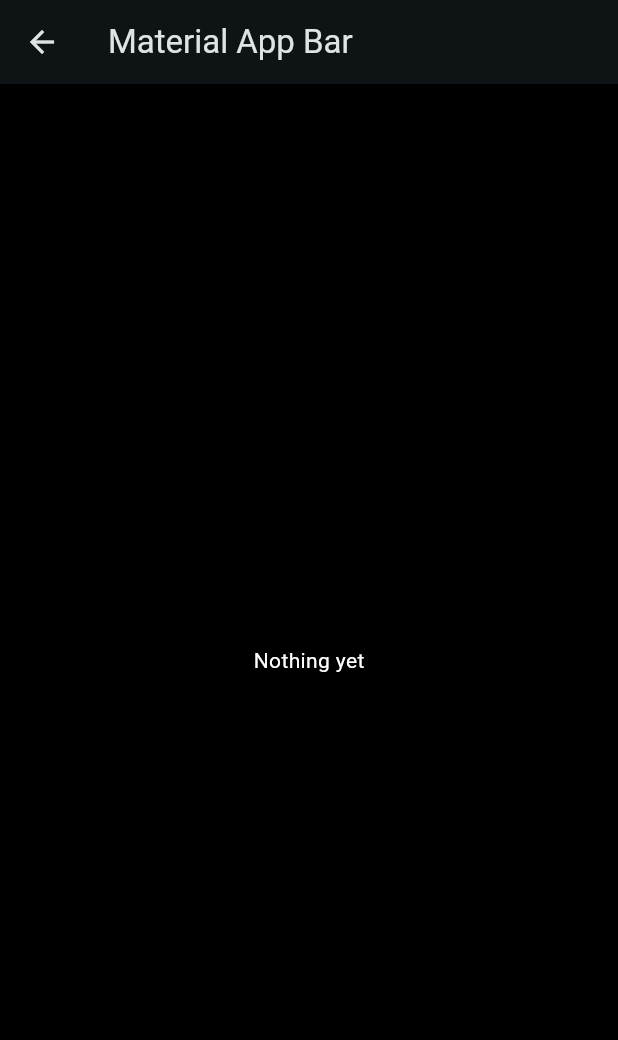
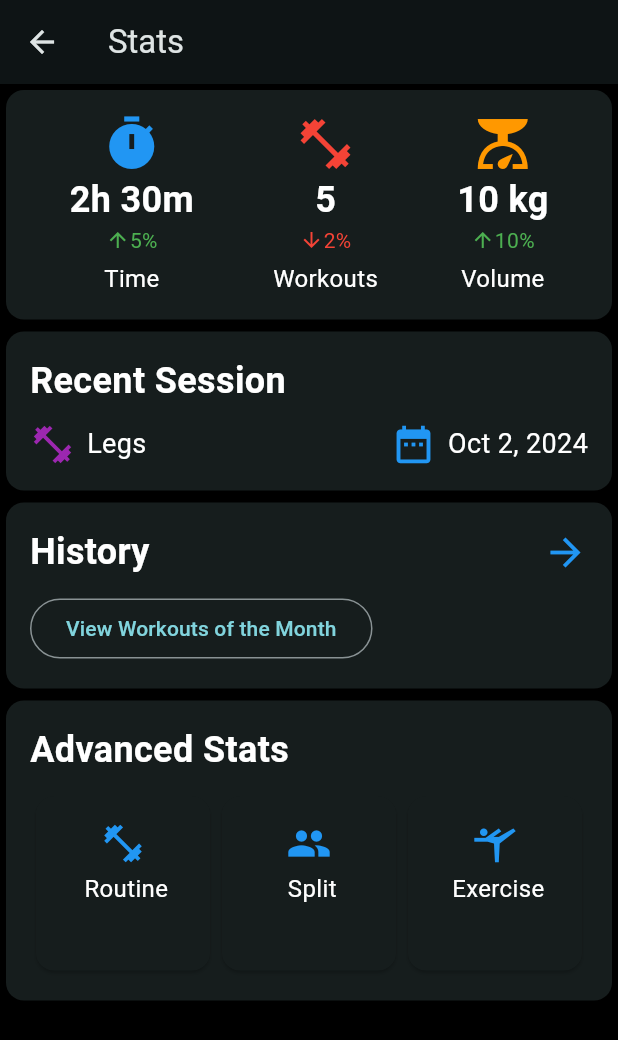
Before and after one commit to najafmohammed/muon-workout-tracker, a Flutter app: the Stats screen opened directly, on a phone screen of 412 x 824 dp. Shown: the top 1040 px of the screen. Run offline on Flutter 3.47's test engine with Material 3 defaults, Android fonts, the phone set to English and light mode, and no system bars; our stand-ins replace flutter_form_builder, flutter_riverpod, form_builder_validators, isar; accounts and stored records are empty; generated files the repository leaves out were written again; network calls fail; statements that could not run were skipped.

Commit message:
stats ui

```diff
--- a/lib/screens/stats.dart
+++ b/lib/screens/stats.dart
@@ -1,16 +1,28 @@
 import 'package:flutter/material.dart';
+import 'package:flutter_riverpod/flutter_riverpod.dart';
+import 'package:muon_workout_tracker/widgets/advanced_stats_card.dart';
+import 'package:muon_workout_tracker/widgets/history_card.dart';
+import 'package:muon_workout_tracker/widgets/recent_session_card.dart';
+import 'package:muon_workout_tracker/widgets/total_stats_card.dart';
 
-class Stats extends StatelessWidget {
+class Stats extends ConsumerWidget {
   const Stats({super.key});
 
   @override
-  Widget build(BuildContext context) {
+  Widget build(BuildContext context, WidgetRef ref) {
     return Scaffold(
       appBar: AppBar(
-        title: const Text('Material App Bar'),
+        title: const Text('Stats'),
       ),
-      body: const Center(
-        child: Text('Nothing yet'),
+      body: const SingleChildScrollView(
+        child: Column(
+          children: [
+            TotalStatsCard(),
+            RecentSessionCard(),
+            HistoryCard(),
+            AdvancedStatsCard()
+          ],
+        ),
       ),
     );
   }
--- /dev/null
+++ b/lib/widgets/advanced_stats_card.dart
@@ -0,0 +1,55 @@
+import 'package:flutter/material.dart';
+import 'package:flutter_riverpod/flutter_riverpod.dart';
+import 'package:muon_workout_tracker/shared/wrappers/card_wrapper.dart';
+import 'package:muon_workout_tracker/constants/styles.dart';
+
+class AdvancedStatsCard extends ConsumerWidget {
+  const AdvancedStatsCard({
+    super.key,
+  });
+
+  @override
+  Widget build(BuildContext context, WidgetRef ref) {
+    return CardWrapper(
+      children: [
+        const Row(
+          mainAxisAlignment: MainAxisAlignment.spaceBetween,
+          children: [
+            Text('Advanced Stats', style: AppTextStyle.large),
+          ],
+        ),
+        const SizedBox(height: 10),
+        GridView.count(
+          physics: const NeverScrollableScrollPhysics(),
+          shrinkWrap: true,
+          crossAxisCount: 3,
+          children: [
+            _buildGroupedStatCard(' Routine', Icons.fitness_center),
+            _buildGroupedStatCard(' Split', Icons.group),
+            _buildGroupedStatCard(' Exercise', Icons.sports_gymnastics),
+          ],
+        ),
+      ],
+    );
+  }
+
+  // Helper method to create grouped stat cards
+  Widget _buildGroupedStatCard(String title, IconData icon) {
+    return CardWrapper(
+      children: [
+        Center(
+          child: Column(
+            children: [
+              Icon(icon, size: 30, color: Colors.blue),
+              const SizedBox(height: 4),
+              Text(
+                title,
+                style: AppTextStyle.small,
+              ),
+            ],
+          ),
+        ),
+      ],
+    );
+  }
+}
--- /dev/null
+++ b/lib/widgets/history_card.dart
@@ -0,0 +1,32 @@
+import 'package:flutter/material.dart';
+import 'package:flutter_riverpod/flutter_riverpod.dart';
+import 'package:muon_workout_tracker/shared/wrappers/card_wrapper.dart';
+import 'package:muon_workout_tracker/constants/styles.dart';
+
+class HistoryCard extends ConsumerWidget {
+  const HistoryCard({
+    super.key,
+  });
+
+  @override
+  Widget build(BuildContext context, WidgetRef ref) {
+    return CardWrapper(
+      children: [
+        const Row(
+          mainAxisAlignment: MainAxisAlignment.spaceBetween,
+          children: [
+            Text('History', style: AppTextStyle.large),
+            Icon(Icons.arrow_forward, size: 30, color: Colors.blue),
+          ],
+        ),
+        const SizedBox(height: 10),
+        OutlinedButton(
+          onPressed: () {
+            // Navigate to monthly streak detailed screen
+          },
+          child: const Text('View Workouts of the Month'),
+        ),
+      ],
+    );
+  }
+}
--- /dev/null
+++ b/lib/widgets/recent_session_card.dart
@@ -0,0 +1,57 @@
+import 'package:flutter/material.dart';
+import 'package:flutter_riverpod/flutter_riverpod.dart';
+import 'package:muon_workout_tracker/shared/wrappers/card_wrapper.dart';
+import 'package:muon_workout_tracker/constants/styles.dart';
+
+class RecentSessionCard extends ConsumerWidget {
+  const RecentSessionCard({
+    super.key,
+  });
+
+  @override
+  Widget build(BuildContext context, WidgetRef ref) {
+    return const CardWrapper(
+      children: [
+        Column(
+          crossAxisAlignment: CrossAxisAlignment.start,
+          children: [
+            // Title
+            Text('Recent Session', style: AppTextStyle.large),
+
+            SizedBox(height: 10), // Space between title and content
+
+            // Content row with icons and text
+            Row(
+              mainAxisAlignment: MainAxisAlignment.spaceBetween,
+              children: [
+                // Routine Info
+                Row(
+                  children: [
+                    Icon(Icons.fitness_center, color: Colors.purple, size: 30),
+                    SizedBox(width: 8), // Spacing between icon and text
+                    Text(
+                      'Legs',
+                      style: AppTextStyle.medium,
+                    ),
+                  ],
+                ),
+
+                // Date Info
+                Row(
+                  children: [
+                    Icon(Icons.date_range, color: Colors.blue, size: 30),
+                    SizedBox(width: 8), // Spacing between icon and text
+                    Text(
+                      'Oct 2, 2024',
+                      style: AppTextStyle.medium,
+                    ),
+                  ],
+                ),
+              ],
+            ),
+          ],
+        ),
+      ],
+    );
+  }
+}
--- /dev/null
+++ b/lib/widgets/total_stats_card.dart
@@ -0,0 +1,74 @@
+import 'package:flutter/material.dart';
+import 'package:flutter_riverpod/flutter_riverpod.dart';
+import 'package:muon_workout_tracker/shared/wrappers/card_wrapper.dart';
+import 'package:muon_workout_tracker/constants/styles.dart';
+
+class TotalStatsCard extends ConsumerWidget {
+  const TotalStatsCard({
+    super.key,
+  });
+
+  @override
+  Widget build(BuildContext context, WidgetRef ref) {
+    return const CardWrapper(
+      children: [
+        Row(
+          mainAxisAlignment: MainAxisAlignment.spaceAround,
+          children: [
+            Column(
+              children: [
+                Icon(Icons.timer, size: 40, color: Colors.blue),
+                Text(
+                  '2h 30m',
+                  style: AppTextStyle.large,
+                ),
+                Row(
+                  children: [
+                    Icon(Icons.arrow_upward, color: Colors.green, size: 16),
+                    Text('5%', style: TextStyle(color: Colors.green)),
+                  ],
+                ),
+                SizedBox(height: 4),
+                Text('Time', style: AppTextStyle.small),
+              ],
+            ),
+            Column(
+              children: [
+                Icon(Icons.fitness_center, size: 40, color: Colors.red),
+                Text(
+                  '5',
+                  style: AppTextStyle.large,
+                ),
+                Row(
+                  children: [
+                    Icon(Icons.arrow_downward, color: Colors.red, size: 16),
+                    Text('2%', style: TextStyle(color: Colors.red)),
+                  ],
+                ),
+                SizedBox(height: 4),
+                Text('Workouts', style: AppTextStyle.small),
+              ],
+            ),
+            Column(
+              children: [
+                Icon(Icons.scale, size: 40, color: Colors.orange),
+                Text(
+                  '10 kg',
+                  style: AppTextStyle.large,
+                ),
+                Row(
+                  children: [
+                    Icon(Icons.arrow_upward, color: Colors.green, size: 16),
+                    Text('10%', style: TextStyle(color: Colors.green)),
+                  ],
+                ),
+                SizedBox(height: 4),
+                Text('Volume', style: AppTextStyle.small),
+              ],
+            ),
+          ],
+        ),
+      ],
+    );
+  }
+}
```
